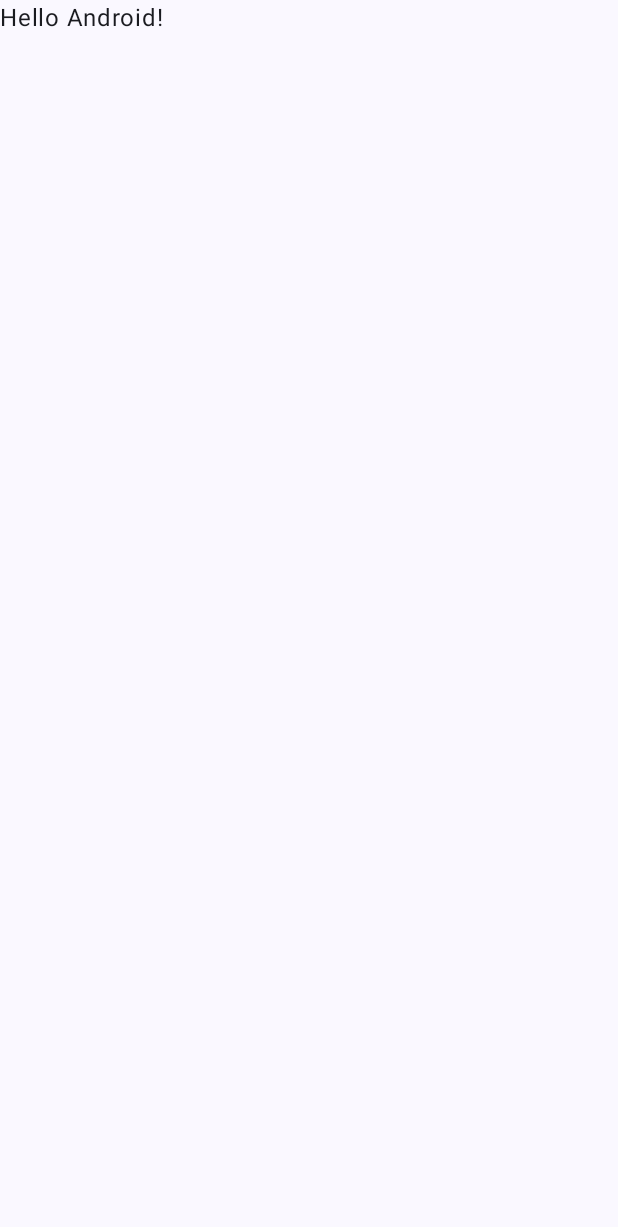
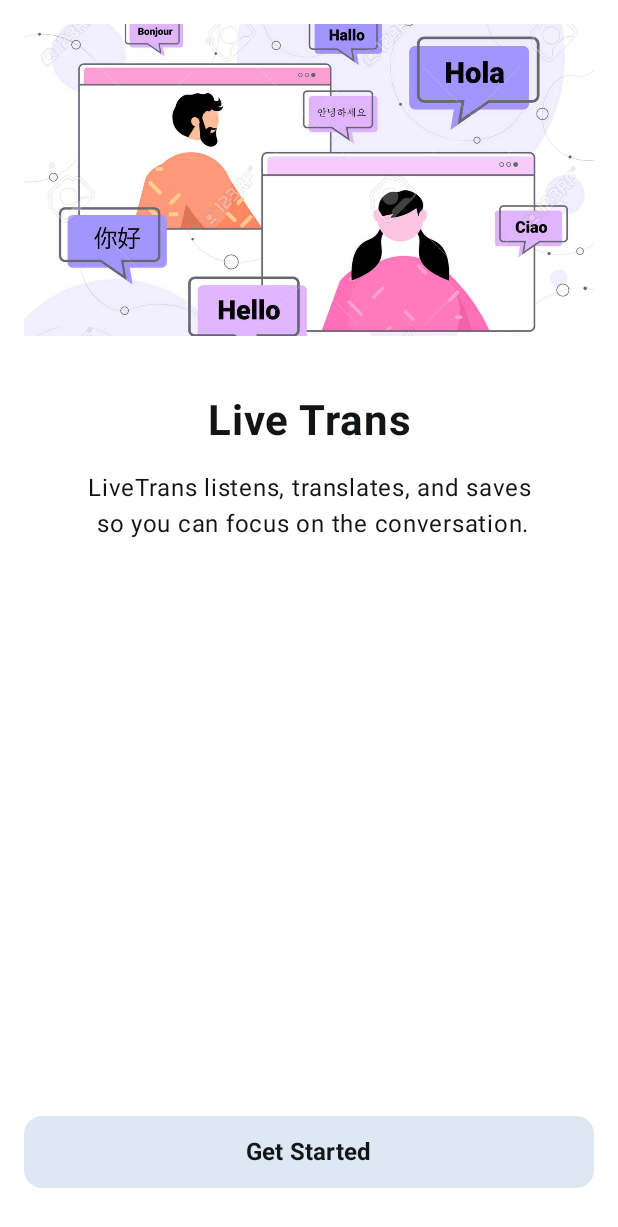
Before and after one commit to jjang158/kotlin-live-trans, an Android app built with Jetpack Compose: the screen it shows after launch (MainActivity), on a phone screen of 412 x 824 dp. Before the commit the part shown is almost empty. Shown: the top 1227 px of the screen. Run offline under Robolectric (Android 15) with nearby library versions, the phone set to English and light mode, and no system bars.

Commit message:
Add Main Screen

```diff
--- a/app/build.gradle.kts
+++ b/app/build.gradle.kts
@@ -56,4 +56,5 @@ dependencies {
     androidTestImplementation(libs.androidx.ui.test.junit4)
     debugImplementation(libs.androidx.ui.tooling)
     debugImplementation(libs.androidx.ui.test.manifest)
+    implementation("io.coil-kt:coil-compose:2.5.0")
 }
--- a/app/src/main/java/com/livetrans/application/MainActivity.kt
+++ b/app/src/main/java/com/livetrans/application/MainActivity.kt
@@ -4,13 +4,35 @@ import android.os.Bundle
 import androidx.activity.ComponentActivity
 import androidx.activity.compose.setContent
 import androidx.activity.enableEdgeToEdge
+import androidx.compose.foundation.Image
+import androidx.compose.foundation.background
+import androidx.compose.foundation.layout.Arrangement
+import androidx.compose.foundation.layout.Box
+import androidx.compose.foundation.layout.Column
+import androidx.compose.foundation.layout.Spacer
 import androidx.compose.foundation.layout.fillMaxSize
+import androidx.compose.foundation.layout.fillMaxWidth
+import androidx.compose.foundation.layout.height
 import androidx.compose.foundation.layout.padding
-import androidx.compose.material3.Scaffold
+import androidx.compose.foundation.rememberScrollState
+import androidx.compose.foundation.shape.RoundedCornerShape
+import androidx.compose.foundation.verticalScroll
+import androidx.compose.material3.Button
+import androidx.compose.material3.ButtonDefaults
 import androidx.compose.material3.Text
 import androidx.compose.runtime.Composable
 import androidx.compose.ui.Modifier
+import androidx.compose.ui.draw.clip
+import androidx.compose.ui.graphics.Brush
+import androidx.compose.ui.graphics.Color
+import androidx.compose.ui.layout.ContentScale
+import androidx.compose.ui.res.painterResource
+import androidx.compose.ui.text.font.FontWeight
+import androidx.compose.ui.text.style.TextAlign
 import androidx.compose.ui.tooling.preview.Preview
+import androidx.compose.ui.unit.dp
+import androidx.compose.ui.unit.sp
+import coil.compose.AsyncImage
 import com.livetrans.application.ui.theme.LiveTransTheme
 
 class MainActivity : ComponentActivity() {
@@ -19,29 +41,92 @@ class MainActivity : ComponentActivity() {
         enableEdgeToEdge()
         setContent {
             LiveTransTheme {
-                Scaffold(modifier = Modifier.fillMaxSize()) { innerPadding ->
-                    Greeting(
-                        name = "Android",
-                        modifier = Modifier.padding(innerPadding)
-                    )
-                }
+                MainScreen()
             }
         }
     }
 }
 
 @Composable
-fun Greeting(name: String, modifier: Modifier = Modifier) {
-    Text(
-        text = "Hello $name!",
-        modifier = modifier
-    )
+fun MainScreen() {
+    Column(
+        modifier = Modifier
+            .fillMaxSize()
+            .background(Color.White)
+            .verticalScroll(rememberScrollState()),
+        verticalArrangement = Arrangement.SpaceBetween
+    ) {
+        Column {
+            Box(
+                modifier = Modifier
+                    .fillMaxWidth()
+                    .height(240.dp)
+                    .clip(RoundedCornerShape(16.dp))
+                    .padding(16.dp)
+                    .background(
+                        brush = Brush.verticalGradient(
+                            colors = listOf(Color.LightGray, Color.White)
+                        )
+                    )
+            ) {
+                Image(
+                    painter = painterResource(id=R.drawable.main_image),
+                    contentDescription = "Main Image",
+                    contentScale = ContentScale.Crop,
+                    modifier = Modifier.fillMaxSize()
+                )
+            }
+
+            Text(
+                text = "Live Trans",
+                color = Color(0xFF121416),
+                fontSize = 28.sp,
+                fontWeight = FontWeight.Bold,
+                modifier = Modifier
+                    .padding(top = 24.dp, start = 16.dp, end = 16.dp, bottom = 8.dp)
+                    .fillMaxWidth(),
+                textAlign = TextAlign.Center
+            )
+
+            Text(
+                text = "LiveTrans listens, translates, and saves\n so you can focus on the conversation.",
+                color = Color(0xFF121416),
+                fontSize = 16.sp,
+                fontWeight = FontWeight.Normal,
+                modifier = Modifier
+                    .padding(horizontal = 16.dp, vertical = 8.dp)
+                    .fillMaxWidth(),
+                textAlign = TextAlign.Center
+            )
+        }
+
+        Column {
+            Button(
+                onClick = { /* TODO: Navigate to main screen */ },
+                colors = ButtonDefaults.buttonColors(containerColor = Color(0xFFDCE8F3)),
+                shape = RoundedCornerShape(12.dp),
+                modifier = Modifier
+                    .padding(horizontal = 16.dp, vertical = 12.dp)
+                    .fillMaxWidth()
+                    .height(48.dp)
+            ) {
+                Text(
+                    text = "Get Started",
+                    color = Color(0xFF121416),
+                    fontSize = 16.sp,
+                    fontWeight = FontWeight.Bold
+                )
+            }
+
+            Spacer(modifier = Modifier.height(20.dp))
+        }
+    }
 }
 
 @Preview(showBackground = true)
 @Composable
 fun GreetingPreview() {
     LiveTransTheme {
-        Greeting("Android")
+        MainScreen()
     }
 }
```
Also changed, not shown: app/src/main/res/drawable/main_image.jpg (added).
